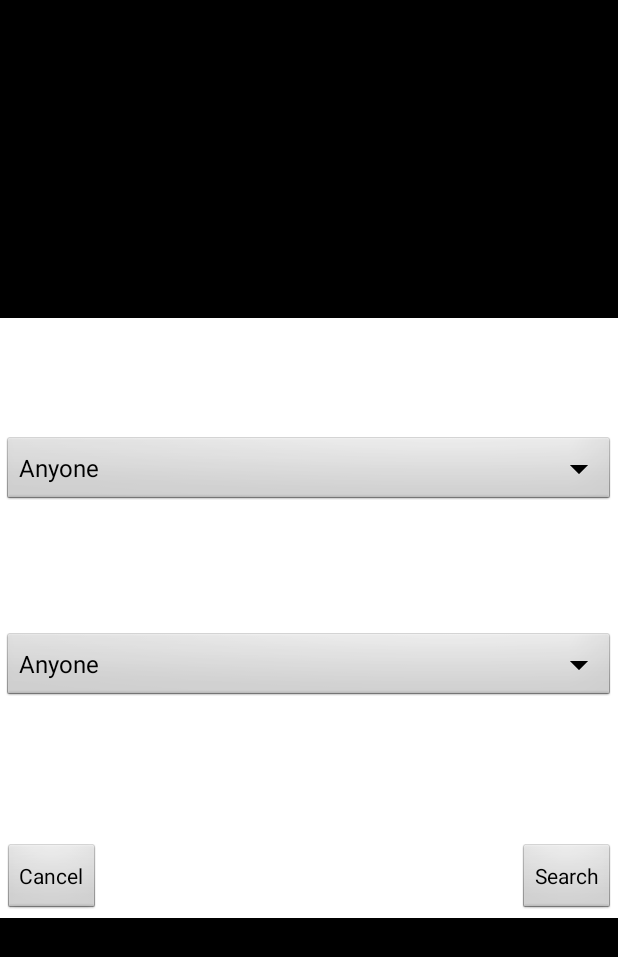
After one commit to plum7ree/Shelter, an Android app: the ShelterSearchPopup screen opened directly, with no data from a screen before it, on a phone screen of 412 x 824 dp. The commit adds this screen. Shown: the top 957 px of the screen. Run offline under Robolectric (Android 15) with nearby library versions, the phone set to English and light mode, and no system bars.

Commit message:
Created Search with Gender and Age.

```diff
--- /dev/null
+++ b/app/src/main/java/cs2340/gatech/edu/lab4/controller/ShelterSearchPopup.java
@@ -0,0 +1,75 @@
+package cs2340.gatech.edu.lab4.controller;
+
+import android.app.Activity;
+import android.os.Bundle;
+import android.view.View;
+import android.view.ViewGroup;
+import android.widget.ArrayAdapter;
+import android.widget.Spinner;
+
+import java.util.Arrays;
+import java.util.List;
+
+import cs2340.gatech.edu.lab4.R;
+import cs2340.gatech.edu.lab4.model.SearchCategory.Age;
+import cs2340.gatech.edu.lab4.model.SearchCategory.Gender;
+
+import static cs2340.gatech.edu.lab4.controller.ShelterListActivity.currentAgeSearchOption;
+import static cs2340.gatech.edu.lab4.controller.ShelterListActivity.currentGenderSearchOption;
+
+/**
+ * Created by Zumong on 3/4/18.
+ */
+
+public class ShelterSearchPopup extends Activity {
+
+    private static List<Gender> genderCategory = Arrays.asList(Gender.ALL, Gender.MALE,Gender.FEMALE);
+    private static List<Age> ageCategory = Arrays.asList(Age.ALL, Age.CHILDREN, Age.NEWBORN, Age.YOUNG_ADULTS);
+    SearchController sc = SearchController.getInstance();
+
+    private Spinner genderSpinner;
+    private Spinner ageSpinner;
+
+    @Override
+    protected void onCreate(Bundle savedInstanceState) {
+        super.onCreate(savedInstanceState);
+        setContentView(R.layout.shelter_search_option_popup);
+        getWindow().setLayout(ViewGroup.LayoutParams.MATCH_PARENT, ViewGroup.LayoutParams.WRAP_CONTENT);
+
+        genderSpinner = findViewById(R.id.gender_spinner);
+        ageSpinner = findViewById(R.id.age_spinner);
+
+        ArrayAdapter<String> genderAdapter = new ArrayAdapter(this,android.R.layout.simple_spinner_item, genderCategory);
+        genderAdapter.setDropDownViewResource(android.R.layout.simple_spinner_dropdown_item);
+        genderSpinner.setAdapter(genderAdapter);
+
+        ArrayAdapter<String> ageAdapter = new ArrayAdapter(this,android.R.layout.simple_spinner_item, ageCategory);
+        ageAdapter.setDropDownViewResource(android.R.layout.simple_spinner_dropdown_item);
+        ageSpinner.setAdapter(ageAdapter);
+
+        genderSpinner.setSelection(findPosition(currentGenderSearchOption));
+        ageSpinner.setSelection(findPosition(currentAgeSearchOption));
+
+    }
+
+    public void onSearchPressed(View view) {
+        sc.search((Gender)genderSpinner.getSelectedItem(), (Age)ageSpinner.getSelectedItem());
+        finish();
+    }
+
+    public void onCancelPressed(View veiw) {
+        finish();
+    }
+
+    public static int findPosition(Enum code) {
+        if(code instanceof Gender) {
+            int i = 0;
+            while (i < genderCategory.size()) {
+                if (code.equals(genderCategory.get(i))) return i;
+                ++i;
+            }
+        }
+        return 0;
+    }
+
+}
--- a/app/src/main/java/cs2340/gatech/edu/lab4/model/Model.java
+++ b/app/src/main/java/cs2340/gatech/edu/lab4/model/Model.java
@@ -97,6 +97,7 @@ public class Model {
         } else {
             shelters.add(newShelter);
         }
+
     }
 
     public static ArrayList<User> getUsers() {
--- a/app/src/main/java/cs2340/gatech/edu/lab4/model/User.java
+++ b/app/src/main/java/cs2340/gatech/edu/lab4/model/User.java
@@ -15,6 +15,7 @@ public class User extends Account{
         type = t;
     }
 
+
     public AccountType getAccountType() {
         return type;
     }
--- /dev/null
+++ b/app/src/main/res/layout/shelter_search_option_popup.xml
@@ -0,0 +1,46 @@
+<?xml version="1.0" encoding="utf-8"?>
+<RelativeLayout
+    xmlns:android="http://schemas.android.com/apk/res/android"
+    android:id="@+id/rl_custom_layout"
+    android:layout_width="match_parent"
+    android:layout_height="match_parent"
+    android:padding="2dp"
+    android:orientation="vertical"
+    android:background="#fff"
+    >
+
+    <Spinner
+        android:id="@+id/gender_spinner"
+        android:layout_width="match_parent"
+        android:layout_height="wrap_content"
+        android:layout_alignParentStart="true"
+        android:layout_alignParentTop="true"
+        android:layout_marginTop="75dp" />
+
+    <Spinner
+        android:id="@+id/age_spinner"
+        android:layout_width="match_parent"
+        android:layout_height="wrap_content"
+        android:layout_alignParentStart="true"
+        android:layout_below="@+id/gender_spinner"
+        android:layout_marginTop="82dp" />
+
+    <Button
+        android:id="@+id/cancel_button"
+        android:layout_width="wrap_content"
+        android:layout_height="wrap_content"
+        android:layout_alignParentStart="true"
+        android:layout_below="@+id/age_spinner"
+        android:layout_marginTop="93dp"
+        android:onClick="onCancelPressed"
+        android:text="Cancel" />
+
+    <Button
+        android:id="@+id/search"
+        android:layout_width="wrap_content"
+        android:layout_height="wrap_content"
+        android:layout_alignBottom="@+id/cancel_button"
+        android:layout_alignParentEnd="true"
+        android:onClick="onSearchPressed"
+        android:text="Search" />
+</RelativeLayout>
--- a/app/src/main/res/values/styles.xml
+++ b/app/src/main/res/values/styles.xml
@@ -17,4 +17,14 @@
 
     <style name="AppTheme.PopupOverlay" parent="ThemeOverlay.AppCompat.Light" />
 
+    <style name="AppTheme.Popup" parent="android:style/Theme.Dialog">
+        <item name="android:windowIsTranslucent">true</item>
+        <item name="android:windowBackground">@android:color/transparent</item>
+        <item name="android:windowContentOverlay">@null</item>
+        <item name="android:windowNoTitle">true</item>
+        <item name="android:windowIsFloating">true</item>
+        <item name="android:backgroundDimEnabled">false</item>
+    </style>
+
+
 </resources>
```
Also changed, not shown: app/src/main/AndroidManifest.xml (+7 -1 lines), app/src/main/java/cs2340/gatech/edu/lab4/controller/FirebaseController.java (+1 -12 lines), app/src/main/java/cs2340/gatech/edu/lab4/controller/SearchController.java (added, +111 -0 lines), app/src/main/java/cs2340/gatech/edu/lab4/controller/ShelterListActivity.java (+80 -20 lines), app/src/main/java/cs2340/gatech/edu/lab4/model/SearchCategory/Age.java (added, +33 -0 lines), app/src/main/java/cs2340/gatech/edu/lab4/model/SearchCategory/Gender.java (added, +25 -0 lines), app/src/main/java/cs2340/gatech/edu/lab4/model/Shelter.java (+8 -0 lines), app/src/main/res/layout/activity_shelter_list.xml (+7 -12 lines), app/src/main/res/menu/shleter_list_options.xml (added, +12 -0 lines).
